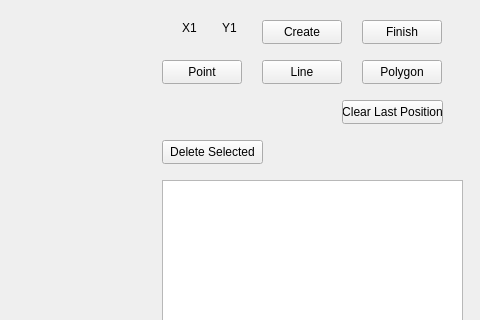
First picture: the form in mainwindow.ui, repository Turn555Kenji/CGRenderer, before the edit; both pictures show x 478 to 958 and y 0 to 320 of the 958 by 600 pixel window.
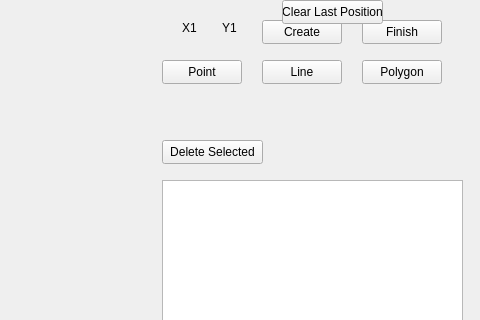
Second picture: the form after the edit. Custom widgets are drawn as their Qt base class.

Diff of the .ui file:
```diff
--- a/mainwindow.ui
+++ b/mainwindow.ui
@@ -118,8 +118,8 @@
    <widget class="QPushButton" name="clearLastPositionButton">
     <property name="geometry">
      <rect>
-      <x>820</x>
-      <y>100</y>
+      <x>760</x>
+      <y>0</y>
       <width>101</width>
       <height>24</height>
      </rect>
```
